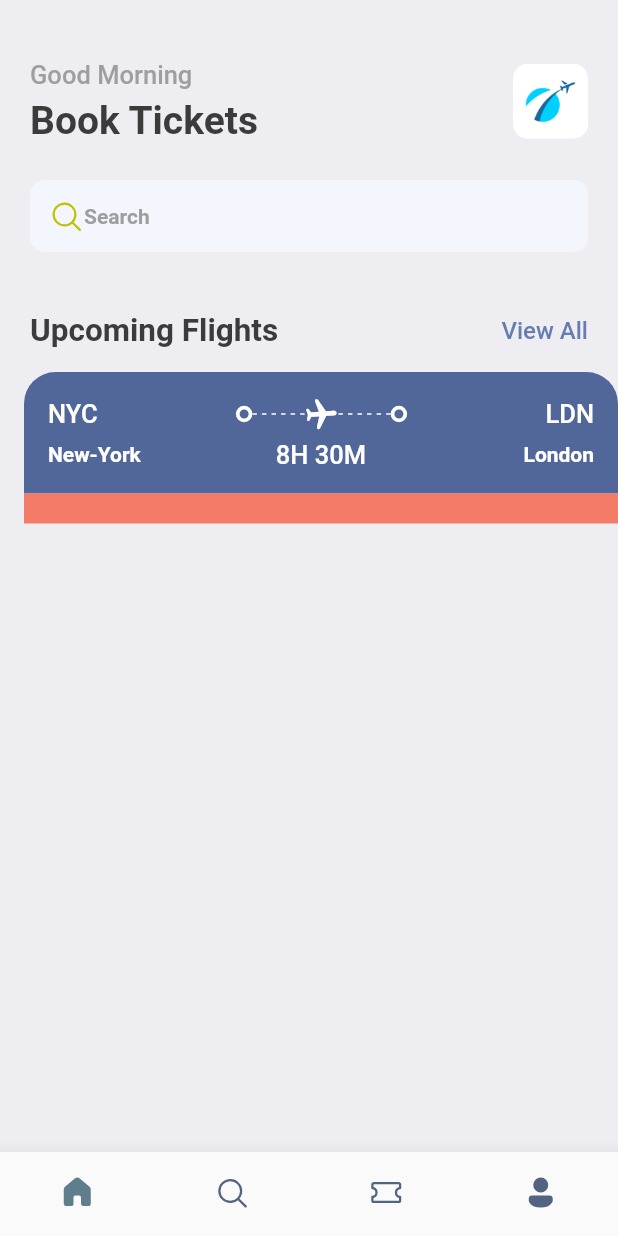
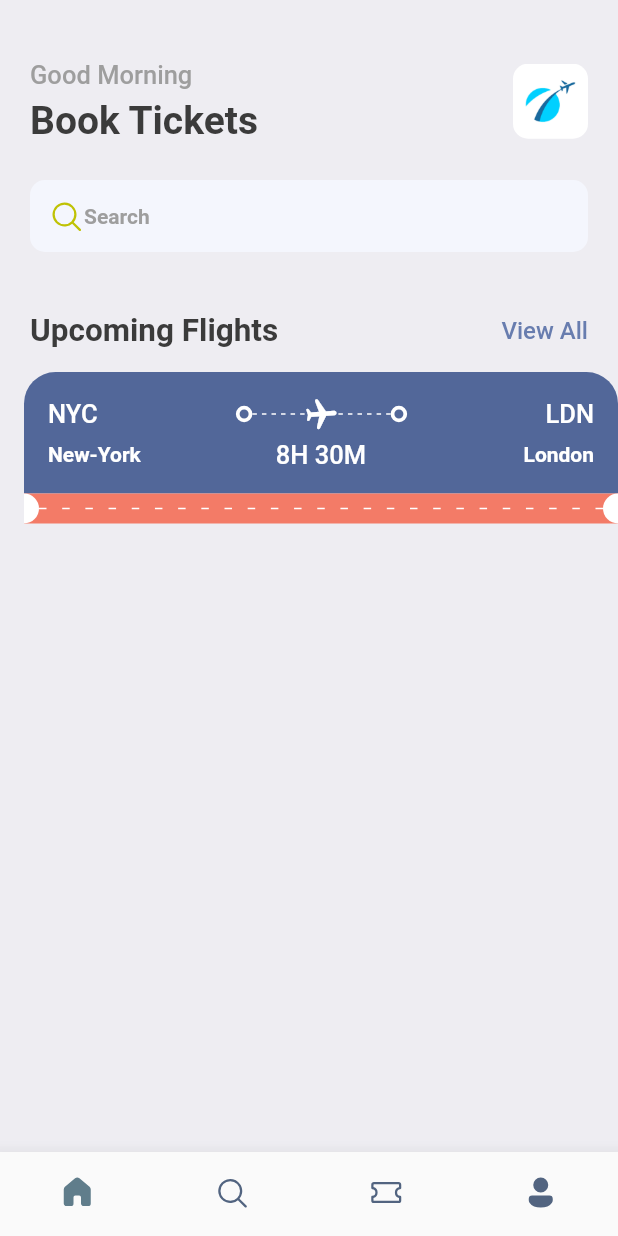
Before and after one commit to dadejecova/Booktickets, a Flutter app: the screen it shows after launch, on a phone screen of 412 x 824 dp. Run offline on Flutter 3.47's test engine with Material 2 defaults, Android fonts, the phone set to English and light mode, and no system bars; our stand-ins replace fluentui_icons, gap.

Commit message:
lines - orange
thick orange continer with lines

```diff
--- a/lib/screens/home_screen.dart
+++ b/lib/screens/home_screen.dart
@@ -1,7 +1,6 @@
 import 'package:booktickets/screens/tickets_views.dart';
 import 'package:booktickets/utils/app_styles.dart';
 import 'package:fluentui_icons/fluentui_icons.dart';
-import 'package:flutter/cupertino.dart';
 import 'package:flutter/material.dart';
 import 'package:gap/gap.dart';
 
--- a/lib/screens/tickets_views.dart
+++ b/lib/screens/tickets_views.dart
@@ -1,7 +1,6 @@
 import 'package:booktickets/utils/app_layout.dart';
 import 'package:booktickets/utils/app_styles.dart';
 import 'package:booktickets/widgets/thick_container.dart';
-import 'package:flutter/cupertino.dart';
 import 'package:flutter/material.dart';
 import 'package:gap/gap.dart';
 
@@ -83,17 +82,50 @@ class TicketView extends StatelessWidget {
             //Showing the orange card
             Container(
               color: Styles.orangeColor,
-              child: const Row(
+              child: Row(
                 children: [
-                  SizedBox(
+                  const SizedBox(
                     height: 20,
                     width: 10,
                     child: DecoratedBox(
                       decoration: BoxDecoration(
+                        color: Colors.white,
                         borderRadius: BorderRadius.only(
                           topRight: Radius.circular(10),
                           bottomRight: Radius.circular(10),
                         )
+                      ),
+                    ),
+                  ),
+                  Expanded(child: LayoutBuilder(
+                    builder: (BuildContext context, BoxConstraints constraints) {
+                      return Flex(
+                        direction: Axis.horizontal,
+                        mainAxisAlignment: MainAxisAlignment.spaceBetween,
+                        mainAxisSize: MainAxisSize.max,
+                        children: List.generate((constraints.constrainWidth()/15).floor(), (index) => const SizedBox(
+                          width: 5,
+                          height: 1,
+                          child: DecoratedBox(
+                            decoration: BoxDecoration(
+                              color: Colors.white,
+                            ),
+                          ),
+                        )),
+                      );
+                    },
+
+                  )),
+                  const SizedBox(
+                    height: 20,
+                    width: 10,
+                    child: DecoratedBox(
+                      decoration: BoxDecoration(
+                          color: Colors.white,
+                          borderRadius: BorderRadius.only(
+                            topLeft: Radius.circular(10),
+                            bottomLeft: Radius.circular(10),
+                          )
                       ),
                     ),
                   ),
--- a/lib/widgets/thick_container.dart
+++ b/lib/widgets/thick_container.dart
@@ -1,4 +1,3 @@
-import 'package:flutter/cupertino.dart';
 import 'package:flutter/material.dart';
 
 class ThickContainer extends StatelessWidget {
```
